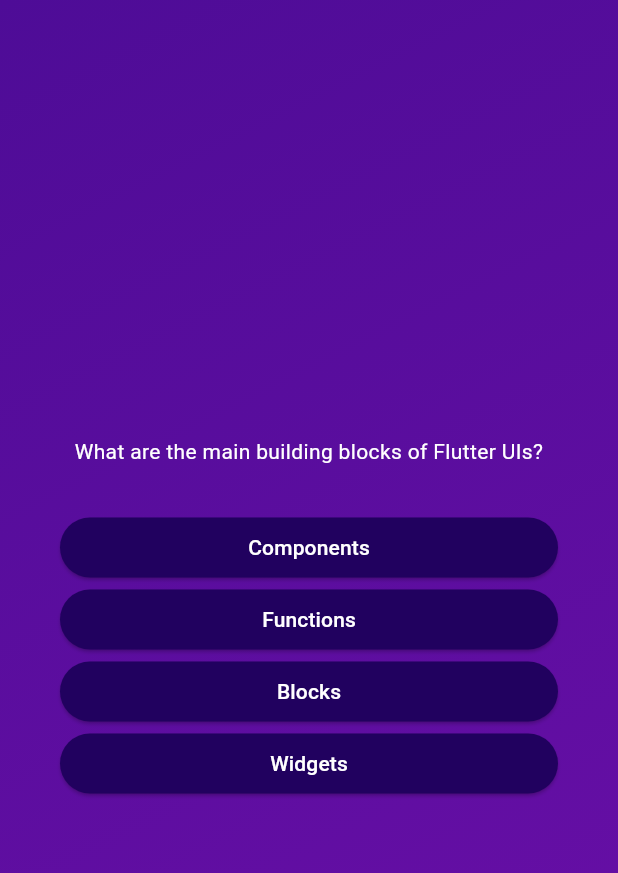
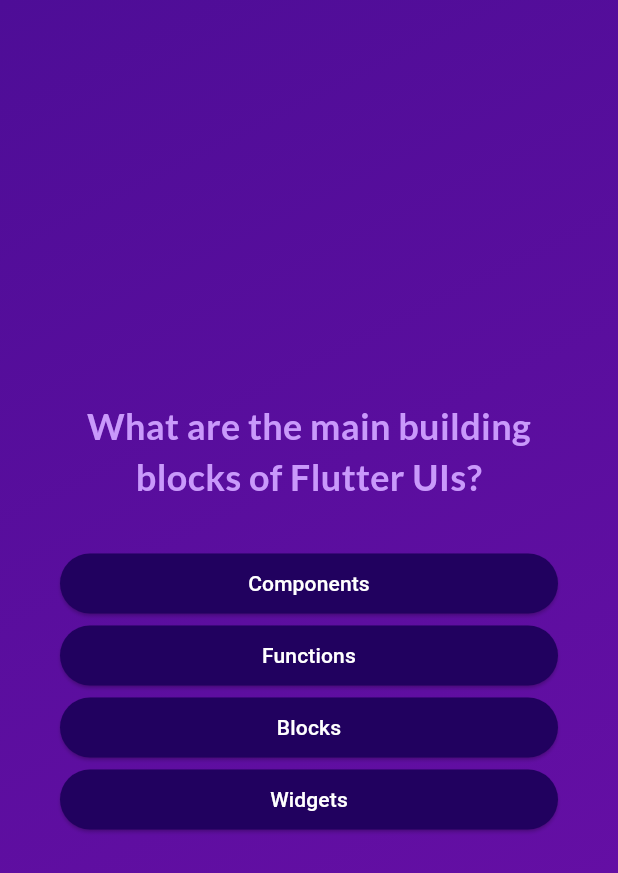
Before and after one commit to kika1s1/Dart, a Flutter app: the screen it shows after launch, after a tap on "Start Quiz", on a phone screen of 412 x 824 dp. Shown: the top 873 px of the screen. Run offline on Flutter 3.47's test engine with Material 3 defaults, Android fonts, the phone set to English and light mode, and no system bars; our stand-ins replace google_fonts.

Commit message:
finished version quiz app

```diff
--- a/quiz/lib/answer_button.dart
+++ b/quiz/lib/answer_button.dart
@@ -1,22 +1,34 @@
 import 'package:flutter/material.dart';
 
 class AnswerButton extends StatelessWidget {
-  const AnswerButton({super.key, required this.answerText, required this.onTap});
+  const AnswerButton({
+    super.key,
+    required this.answerText,
+    required this.onTap,
+  });
+
   final String answerText;
   final void Function() onTap;
+
   @override
   Widget build(BuildContext context) {
     return ElevatedButton(
       onPressed: onTap,
       style: ElevatedButton.styleFrom(
+        padding: const EdgeInsets.symmetric(
+          vertical: 10,
+          horizontal: 40,
+        ),
+        backgroundColor: const Color.fromARGB(255, 33, 1, 95),
         foregroundColor: Colors.white,
-        padding: const EdgeInsets.symmetric(vertical: 10, horizontal: 40),
-        backgroundColor: const Color.fromARGB(255, 33, 1, 95),
         shape: RoundedRectangleBorder(
-          borderRadius: BorderRadius.circular(40)
-        )
+          borderRadius: BorderRadius.circular(40),
+        ),
       ),
-      child:  Text(answerText),
+      child: Text(
+        answerText,
+        textAlign: TextAlign.center,
+      ),
     );
   }
 }
--- a/quiz/lib/main.dart
+++ b/quiz/lib/main.dart
@@ -1,13 +1,7 @@
 import 'package:flutter/material.dart';
+
 import 'package:quiz/quiz.dart';
+
 void main() {
-  runApp(const MyApp());
+  runApp(const Quiz());
 }
-
-class MyApp extends StatelessWidget {
-  const MyApp({super.key});
-  @override
-  Widget build(BuildContext context) {
-    return const Quiz();
-  }
-}
--- a/quiz/lib/models/quiz_question.dart
+++ b/quiz/lib/models/quiz_question.dart
@@ -1,11 +1,12 @@
 class QuizQuestion {
   const QuizQuestion(this.text, this.answers);
+
   final String text;
   final List<String> answers;
-  List<String> getShuffledAnswers(){
-    final shuffledAnswer = List.of(answers);
-    shuffledAnswer.shuffle();
-    return shuffledAnswer;
+
+  List<String> get shuffledAnswers {
+    final shuffledList = List.of(answers);
+    shuffledList.shuffle();
+    return shuffledList;
   }
-
 }
--- a/quiz/lib/questions_screen.dart
+++ b/quiz/lib/questions_screen.dart
@@ -1,9 +1,17 @@
+import 'package:flutter/material.dart';
+import 'package:google_fonts/google_fonts.dart';
 
-import 'package:flutter/material.dart';
 import 'package:quiz/answer_button.dart';
 import 'package:quiz/data/questions.dart';
+
 class QuestionsScreen extends StatefulWidget {
-  const QuestionsScreen({super.key});
+  const QuestionsScreen({
+    super.key,
+    required this.onSelectAnswer,
+  });
+
+  final void Function(String answer) onSelectAnswer;
+
   @override
   State<QuestionsScreen> createState() {
     return _QuestionsScreenState();
@@ -11,10 +19,21 @@
 }
 
 class _QuestionsScreenState extends State<QuestionsScreen> {
+  var currentQuestionIndex = 0;
+
+  void answerQuestion(String selectedAnswer) {
+    widget.onSelectAnswer(selectedAnswer);
+    // currentQuestionIndex = currentQuestionIndex + 1;
+    // currentQuestionIndex += 1;
+    setState(() {
+      currentQuestionIndex++; // increments the value by 1
+    });
+  }
 
   @override
-  Widget build(BuildContext context) {
-    final currentQuestion = questions[0];
+  Widget build(context) {
+    final currentQuestion = questions[currentQuestionIndex];
+
     return SizedBox(
       width: double.infinity,
       child: Container(
@@ -25,17 +44,22 @@
           children: [
             Text(
               currentQuestion.text,
-              style: const TextStyle(color: Colors.white),
+              style: GoogleFonts.lato(
+                color: const Color.fromARGB(255, 201, 153, 251),
+                fontSize: 24,
+                fontWeight: FontWeight.bold,
+              ),
               textAlign: TextAlign.center,
             ),
-            const SizedBox(
-              height: 30,
-            ),
-            ...currentQuestion.getShuffledAnswers().map((answer){
-             return AnswerButton(answerText:answer, onTap:(){ });
-
+            const SizedBox(height: 30),
+            ...currentQuestion.shuffledAnswers.map((answer) {
+              return AnswerButton(
+                answerText: answer,
+                onTap: () {
+                  answerQuestion(answer);
+                },
+              );
             })
-
           ],
         ),
       ),
--- a/quiz/lib/quiz.dart
+++ b/quiz/lib/quiz.dart
@@ -1,9 +1,13 @@
 import 'package:flutter/material.dart';
+
 import 'package:quiz/start_screen.dart';
 import 'package:quiz/questions_screen.dart';
+import 'package:quiz/data/questions.dart';
+import 'package:quiz/results_screen.dart';
 
 class Quiz extends StatefulWidget {
   const Quiz({super.key});
+
   @override
   State<Quiz> createState() {
     return _QuizState();
@@ -11,33 +15,61 @@
 }
 
 class _QuizState extends State<Quiz> {
-  var activeScreen = "start_screen";
-  void switchScreen() {
+  List<String> _selectedAnswers = [];
+  var _activeScreen = 'start-screen';
+
+  void _switchScreen() {
     setState(() {
-      activeScreen = "questions_screen";
+      _activeScreen = 'questions-screen';
+    });
+  }
+
+  void _chooseAnswer(String answer) {
+    _selectedAnswers.add(answer);
+
+    if (_selectedAnswers.length == questions.length) {
+      setState(() {
+        _activeScreen = 'results-screen';
+      });
+    }
+  }
+
+  void restartQuiz() {
+    setState(() {
+      _activeScreen = 'questions-screen';
     });
   }
 
   @override
-  Widget build(BuildContext context) {
-    Widget screenWidget = StartScreen(switchScreen);
-    if(activeScreen =="questions_screen"){
-      screenWidget =  const QuestionsScreen();
+  Widget build(context) {
+    Widget screenWidget = StartScreen(_switchScreen);
+
+    if (_activeScreen == 'questions-screen') {
+      screenWidget = QuestionsScreen(
+        onSelectAnswer: _chooseAnswer,
+      );
+    }
+
+    if (_activeScreen == 'results-screen') {
+      screenWidget = ResultsScreen(
+        chosenAnswers: _selectedAnswers,
+        onRestart: restartQuiz,
+      );
     }
 
     return MaterialApp(
-      debugShowCheckedModeBanner: false,
       home: Scaffold(
         body: Container(
           decoration: const BoxDecoration(
             gradient: LinearGradient(
               colors: [
-              Color.fromARGB(255, 78, 12, 151),
+                Color.fromARGB(255, 78, 13, 151),
                 Color.fromARGB(255, 107, 15, 168),
               ],
               begin: Alignment.topLeft,
               end: Alignment.bottomRight,
-          )),
+            ),
+          ),
           child: screenWidget,
         ),
       ),
--- a/quiz/lib/start_screen.dart
+++ b/quiz/lib/start_screen.dart
@@ -1,45 +1,48 @@
 import 'package:flutter/material.dart';
+import 'package:google_fonts/google_fonts.dart';
 
 class StartScreen extends StatelessWidget {
   const StartScreen(this.startQuiz, {super.key});
+
   final void Function() startQuiz;
 
   @override
-  Widget build(BuildContext context) {
+  Widget build(context) {
     return Center(
       child: Column(
         mainAxisSize: MainAxisSize.min,
         children: [
-
           Image.asset(
-            "assets/images/quiz-logo.png",
+            'assets/images/quiz-logo.png',
             width: 300,
-            color: const Color.fromARGB(150, 255, 255,255),
+            color: const Color.fromARGB(150, 255, 255, 255),
           ),
-        const SizedBox(
-          height: 80,
-        ),
-        const Text(
-          "Learn flutter the fun way!",
-          style: TextStyle(
-            color: Colors.white,
+          // Opacity(
+          //   opacity: 0.6,
+          //   child: Image.asset(
+          //     'assets/images/quiz-logo.png',
+          //     width: 300,
+          //   ),
+          // ),
+          const SizedBox(height: 80),
+          Text(
+            'Learn Flutter the fun way!',
+            style: GoogleFonts.lato(
+              color: const Color.fromARGB(255, 237, 223, 252),
               fontSize: 24,
             ),
           ),
-        const SizedBox(
-          height: 30,
+          const SizedBox(height: 30),
+          OutlinedButton.icon(
+            onPressed: startQuiz,
+            style: OutlinedButton.styleFrom(
+              foregroundColor: Colors.white,
             ),
-        OutlinedButton.icon(
-          onPressed: () {
-            startQuiz();
-          },
-          style: OutlinedButton.styleFrom(foregroundColor: Colors.white),
             icon: const Icon(Icons.arrow_right_alt),
-          label: const Text(
-            "Start Quiz",
-          ),
+            label: const Text('Start Quiz'),
           )
         ],
-    ));
+      ),
+    );
   }
 }
--- a/quiz/pubspec.yaml
+++ b/quiz/pubspec.yaml
@@ -35,6 +35,7 @@
   # The following adds the Cupertino Icons font to your application.
   # Use with the CupertinoIcons class for iOS style icons.
   cupertino_icons: ^1.0.2
+  google_fonts: 6.1.0
 
 dev_dependencies:
   flutter_test:
```
Also changed, not shown: quiz/lib/questions_summary/question_identifier.dart (added, +35 -0 lines), quiz/lib/questions_summary/questions_summary.dart (added, +25 -0 lines), quiz/lib/questions_summary/summary_item.dart (added, +60 -0 lines), quiz/lib/results_screen.dart (added, +79 -0 lines), quiz/pubspec.lock, 2 other files. Lines whose indentation alone changed are shown as unchanged.
